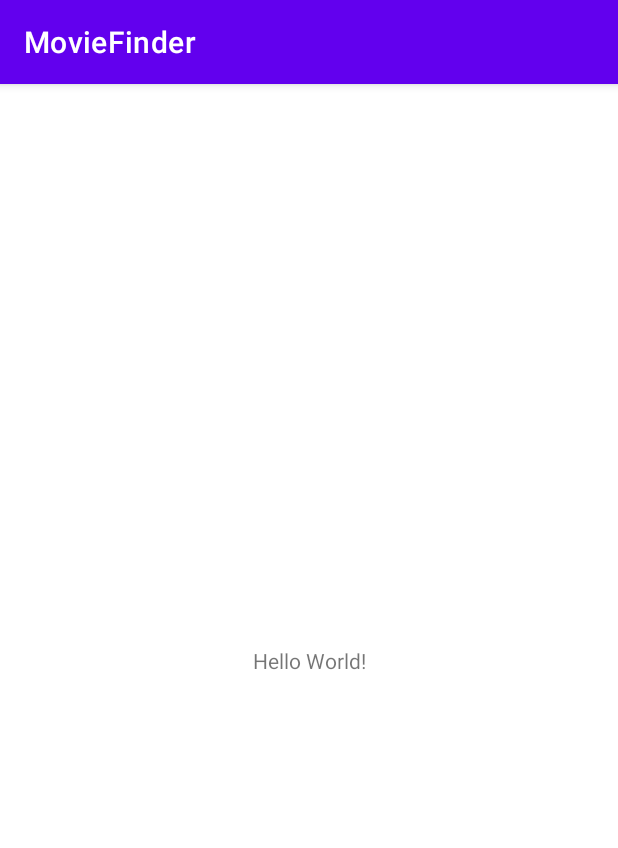
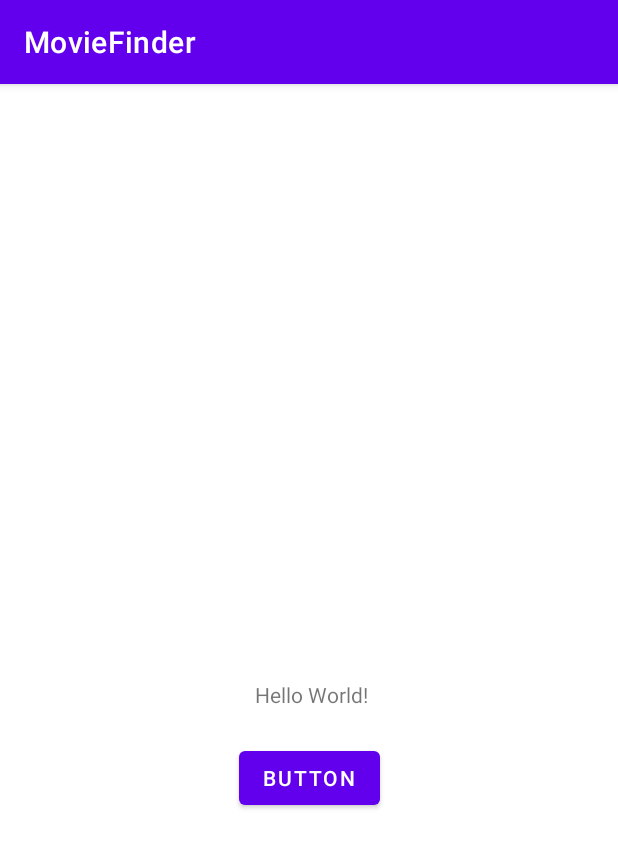
Before and after one commit to CyJimmy264/Android_Kotlin, an Android app: the screen it shows after launch (MainActivity), on a phone screen of 412 x 824 dp. Shown: the top 848 px of the screen. Run offline under Robolectric (Android 15) with nearby library versions, the phone set to English and light mode, and no system bars.

Commit message:
Step 4. Add button with click listener

```diff
--- a/app/src/main/java/ru/cj264/geekbrains/movie_finder/MainActivity.kt
+++ b/app/src/main/java/ru/cj264/geekbrains/movie_finder/MainActivity.kt
@@ -1,11 +1,17 @@
 package ru.cj264.geekbrains.movie_finder
 
 import android.os.Bundle
+import android.widget.Button
+import android.widget.Toast
 import androidx.appcompat.app.AppCompatActivity
 
 class MainActivity : AppCompatActivity() {
     override fun onCreate(savedInstanceState: Bundle?) {
         super.onCreate(savedInstanceState)
         setContentView(R.layout.activity_main)
+
+        findViewById<Button>(R.id.button).setOnClickListener {
+            Toast.makeText(this, "Button pressed", Toast.LENGTH_LONG).show()
+        }
     }
 }
--- a/app/src/main/res/layout/activity_main.xml
+++ b/app/src/main/res/layout/activity_main.xml
@@ -7,12 +7,23 @@
     tools:context=".MainActivity">
 
     <TextView
+        android:id="@+id/textView"
         android:layout_width="wrap_content"
         android:layout_height="wrap_content"
-        android:text="Hello World!"
+        android:layout_marginEnd="8dp"
+        android:layout_marginBottom="22dp"
+        android:text="@string/hello_world"
+        app:layout_constraintBottom_toTopOf="@+id/button"
+        app:layout_constraintEnd_toEndOf="@+id/button" />
+
+    <Button
+        android:id="@+id/button"
+        android:layout_width="wrap_content"
+        android:layout_height="wrap_content"
+        android:layout_marginBottom="281dp"
+        android:text="@string/button"
         app:layout_constraintBottom_toBottomOf="parent"
-        app:layout_constraintLeft_toLeftOf="parent"
-        app:layout_constraintRight_toRightOf="parent"
-        app:layout_constraintTop_toTopOf="parent" />
+        app:layout_constraintEnd_toEndOf="parent"
+        app:layout_constraintStart_toStartOf="parent" />
 
 </androidx.constraintlayout.widget.ConstraintLayout>
--- a/app/src/main/res/values/strings.xml
+++ b/app/src/main/res/values/strings.xml
@@ -1,3 +1,5 @@
 <resources>
     <string name="app_name">MovieFinder</string>
+    <string name="button">Button</string>
+    <string name="hello_world">Hello World!</string>
 </resources>
```
